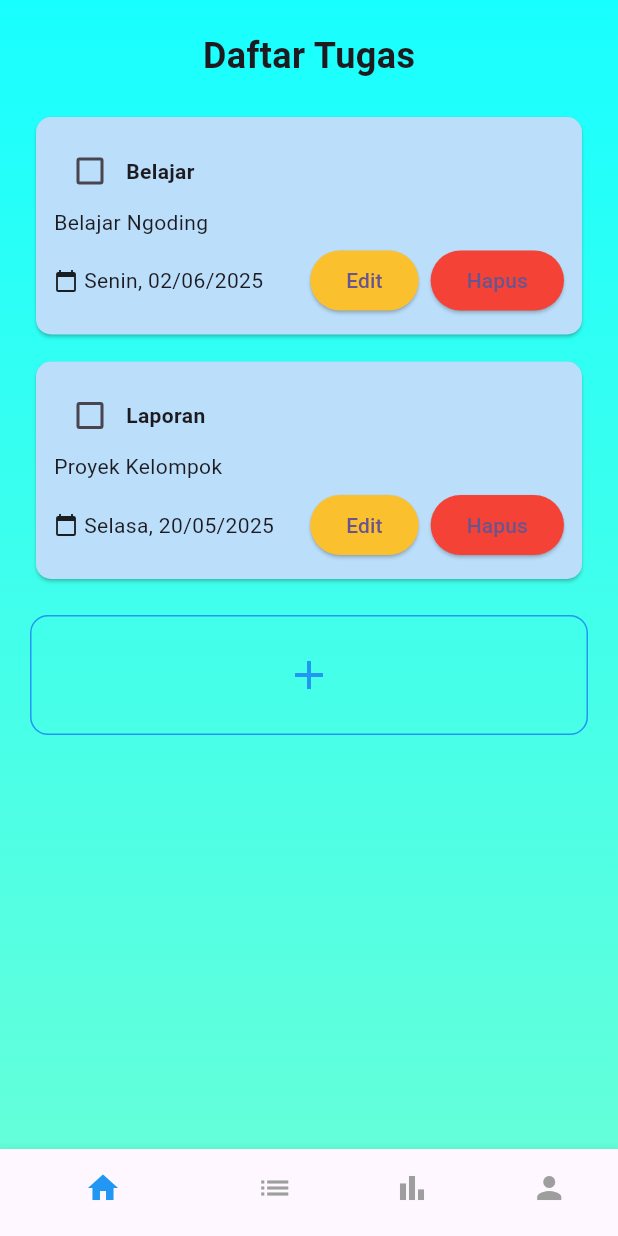
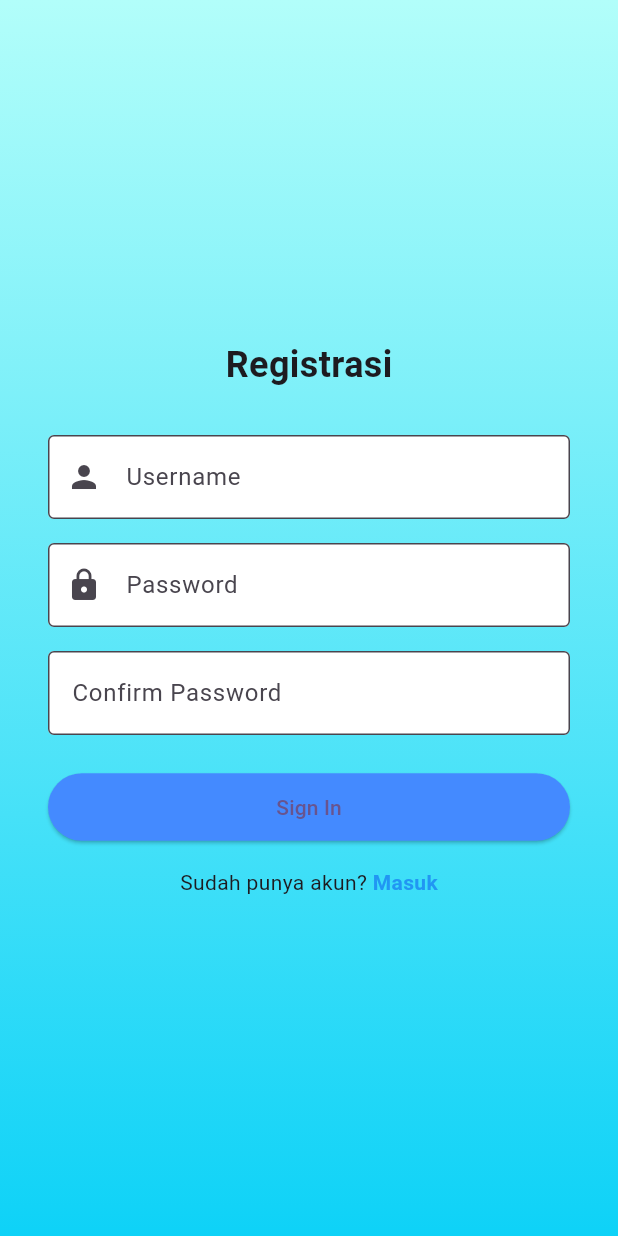
Before and after one commit to sintiya18/to_do_list, a Flutter app: the screen it shows after launch, on a phone screen of 412 x 824 dp. Run offline on Flutter 3.47's test engine with Material 3 defaults, Android fonts, the light colour scheme and no system bars; our stand-ins replace fl_chart.

Commit message:
tambah register

```diff
--- a/lib/main.dart
+++ b/lib/main.dart
@@ -3,6 +3,7 @@ import 'package:to_do_list/login_screen.dart';
 import 'package:to_do_list/splash_screen.dart';
 import 'package:to_do_list/dashboard.dart';
 import 'package:to_do_list/tambah_tugas_screen.dart';
+import 'package:to_do_list/register_screen.dart';
 
 void main() {
   runApp(const MyApp());
@@ -20,7 +21,7 @@ class MyApp extends StatelessWidget {
 
         colorScheme: ColorScheme.fromSeed(seedColor: Colors.deepPurple),
       ),
-      home: DaftarTugasScreen()
+      home: RegisterScreen()
     );
   }
 }
--- /dev/null
+++ b/lib/register_screen.dart
@@ -0,0 +1,113 @@
+import 'package:flutter/material.dart';
+
+class RegisterScreen extends StatefulWidget {
+  const RegisterScreen({super.key});
+
+  @override
+  State<RegisterScreen> createState() => _RegisterScreenState();
+}
+
+class _RegisterScreenState extends State<RegisterScreen> {
+  final TextEditingController usernameController = TextEditingController();
+  final TextEditingController passwordController = TextEditingController();
+  final TextEditingController confirmPasswordController = TextEditingController();
+
+  void _register() {
+    final username = usernameController.text;
+    final password = passwordController.text;
+    final confirmPassword = confirmPasswordController.text;
+
+    if (username.isEmpty || password.isEmpty || confirmPassword.isEmpty) {
+      _showMessage("Semua kolom harus diisi!");
+    } else if (password != confirmPassword) {
+      _showMessage("Password tidak cocok!");
+    } else {
+      _showMessage("Registrasi berhasil!");
+      // Lanjutkan ke proses simpan akun atau Firebase
+    }
+  }
+
+  void _showMessage(String message) {
+    ScaffoldMessenger.of(context).showSnackBar(SnackBar(content: Text(message)));
+  }
+
+  @override
+  Widget build(BuildContext context) {
+    return Scaffold(
+      body: Container(
+        decoration: const BoxDecoration(
+          gradient: LinearGradient(
+            colors: [Color(0xFFB2FEFA), Color(0xFF0ED2F7)],
+            begin: Alignment.topCenter,
+            end: Alignment.bottomCenter,
+          ),
+        ),
+        padding: const EdgeInsets.all(32),
+        child: Center(
+          child: SingleChildScrollView(
+            child: Column(
+              children: [
+                const Text("Registrasi", style: TextStyle(fontSize: 24, fontWeight: FontWeight.bold)),
+                const SizedBox(height: 30),
+                TextField(
+                  controller: usernameController,
+                  decoration: const InputDecoration(
+                    prefixIcon: Icon(Icons.person),
+                    hintText: "Username",
+                    filled: true,
+                    fillColor: Colors.white,
+                    border: OutlineInputBorder(),
+                  ),
+                ),
+                const SizedBox(height: 16),
+                TextField(
+                  controller: passwordController,
+                  obscureText: true,
+                  decoration: const InputDecoration(
+                    prefixIcon: Icon(Icons.lock),
+                    hintText: "Password",
+                    filled: true,
+                    fillColor: Colors.white,
+                    border: OutlineInputBorder(),
+                  ),
+                ),
+                const SizedBox(height: 16),
+                TextField(
+                  controller: confirmPasswordController,
+                  obscureText: true,
+                  decoration: const InputDecoration(
+                    hintText: "Confirm Password",
+                    filled: true,
+                    fillColor: Colors.white,
+                    border: OutlineInputBorder(),
+                  ),
+                ),
+                const SizedBox(height: 24),
+                ElevatedButton(
+                  onPressed: _register,
+                  style: ElevatedButton.styleFrom(
+                    backgroundColor: Colors.blueAccent,
+                    minimumSize: const Size.fromHeight(45),
+                  ),
+                  child: const Text("Sign In"),
+                ),
+                const SizedBox(height: 16),
+                const Text.rich(
+                  TextSpan(
+                    text: "Sudah punya akun? ",
+                    children: [
+                      TextSpan(
+                        text: "Masuk",
+                        style: TextStyle(color: Colors.blue, fontWeight: FontWeight.bold),
+                      ),
+                    ],
+                  ),
+                ),
+              ],
+            ),
+          ),
+        ),
+      ),
+    );
+  }
+}
```
